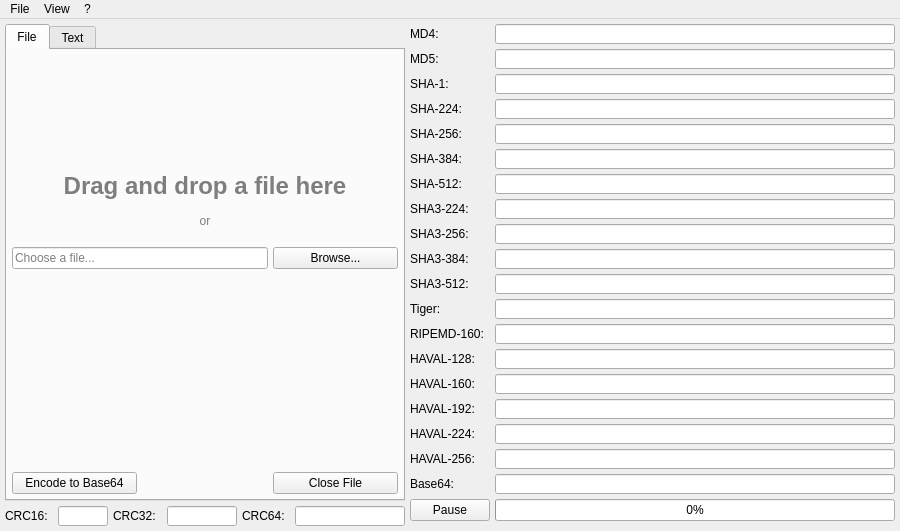
Old version of the form ui/mainwindow.ui in the repository rikyoz/MrHash.
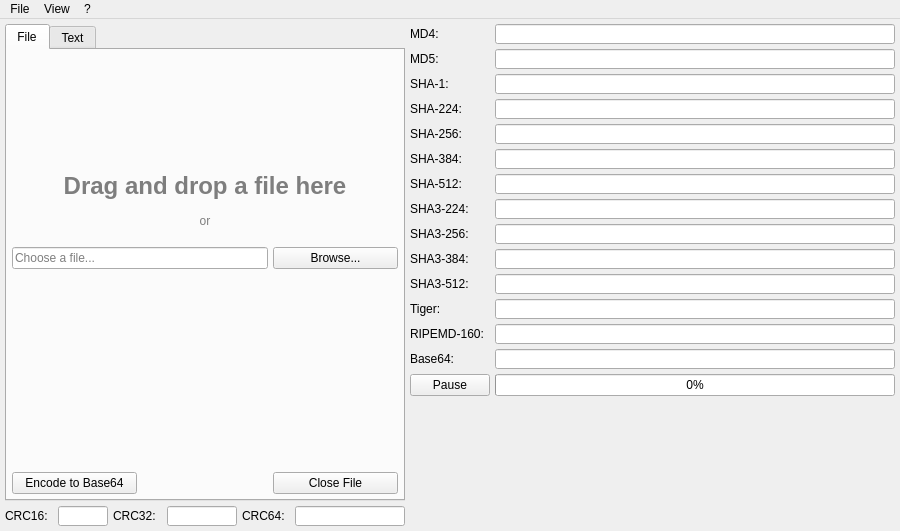
New version of the form. Icons and pictures are not drawn. Custom widgets are drawn as their Qt base class.

Commit message: Remove Haval hashes

What changed in the file:
```diff
--- a/ui/mainwindow.ui
+++ b/ui/mainwindow.ui
@@ -452,151 +452,6 @@
        </widget>
       </item>
       <item row="13" column="0">
-       <widget class="QLabel" name="label_12">
-        <property name="maximumSize">
-         <size>
-          <width>16777215</width>
-          <height>20</height>
-         </size>
-        </property>
-        <property name="text">
-         <string>HAVAL-128:</string>
-        </property>
-       </widget>
-      </item>
-      <item row="13" column="1">
-       <widget class="QLineEdit" name="haval128edit">
-        <property name="maximumSize">
-         <size>
-          <width>16777215</width>
-          <height>20</height>
-         </size>
-        </property>
-        <property name="text">
-         <string/>
-        </property>
-        <property name="readOnly">
-         <bool>true</bool>
-        </property>
-       </widget>
-      </item>
-      <item row="14" column="0">
-       <widget class="QLabel" name="label_13">
-        <property name="maximumSize">
-         <size>
-          <width>16777215</width>
-          <height>20</height>
-         </size>
-        </property>
-        <property name="text">
-         <string>HAVAL-160:</string>
-        </property>
-       </widget>
-      </item>
-      <item row="14" column="1">
-       <widget class="QLineEdit" name="haval160edit">
-        <property name="maximumSize">
-         <size>
-          <width>16777215</width>
-          <height>20</height>
-         </size>
-        </property>
-        <property name="text">
-         <string/>
-        </property>
-        <property name="readOnly">
-         <bool>true</bool>
-        </property>
-       </widget>
-      </item>
-      <item row="15" column="0">
-       <widget class="QLabel" name="label_14">
-        <property name="maximumSize">
-         <size>
-          <width>16777215</width>
-          <height>20</height>
-         </size>
-        </property>
-        <property name="text">
-         <string>HAVAL-192:</string>
-        </property>
-       </widget>
-      </item>
-      <item row="15" column="1">
-       <widget class="QLineEdit" name="haval192edit">
-        <property name="maximumSize">
-         <size>
-          <width>16777215</width>
-          <height>20</height>
-         </size>
-        </property>
-        <property name="text">
-         <string/>
-        </property>
-        <property name="readOnly">
-         <bool>true</bool>
-        </property>
-       </widget>
-      </item>
-      <item row="16" column="0">
-       <widget class="QLabel" name="label_15">
-        <property name="maximumSize">
-         <size>
-          <width>16777215</width>
-          <height>20</height>
-         </size>
-        </property>
-        <property name="text">
-         <string>HAVAL-224:</string>
-        </property>
-       </widget>
-      </item>
-      <item row="16" column="1">
-       <widget class="QLineEdit" name="haval224edit">
-        <property name="maximumSize">
-         <size>
-          <width>16777215</width>
-          <height>20</height>
-         </size>
-        </property>
-        <property name="text">
-         <string/>
-        </property>
-        <property name="readOnly">
-         <bool>true</bool>
-        </property>
-       </widget>
-      </item>
-      <item row="17" column="0">
-       <widget class="QLabel" name="label_16">
-        <property name="maximumSize">
-         <size>
-          <width>16777215</width>
-          <height>20</height>
-         </size>
-        </property>
-        <property name="text">
-         <string>HAVAL-256:</string>
-        </property>
-       </widget>
-      </item>
-      <item row="17" column="1">
-       <widget class="QLineEdit" name="haval256edit">
-        <property name="maximumSize">
-         <size>
-          <width>16777215</width>
-          <height>20</height>
-         </size>
-        </property>
-        <property name="text">
-         <string/>
-        </property>
-        <property name="readOnly">
-         <bool>true</bool>
-        </property>
-       </widget>
-      </item>
-      <item row="18" column="0">
        <widget class="QLabel" name="label_7">
         <property name="maximumSize">
          <size>
@@ -609,7 +464,7 @@
         </property>
        </widget>
       </item>
-      <item row="18" column="1">
+      <item row="13" column="1">
        <widget class="QLineEdit" name="base64edit">
         <property name="maximumSize">
          <size>
@@ -625,7 +480,7 @@
         </property>
        </widget>
       </item>
-      <item row="19" column="0">
+      <item row="14" column="0">
        <widget class="QPushButton" name="pauseButton">
         <property name="text">
          <string>Pause</string>
@@ -638,7 +493,7 @@
         </property>
        </widget>
       </item>
-      <item row="19" column="1">
+      <item row="14" column="1">
        <widget class="QProgressBar" name="progressBar">
         <property name="value">
          <number>0</number>
```
The commit also changes 8 other files.
